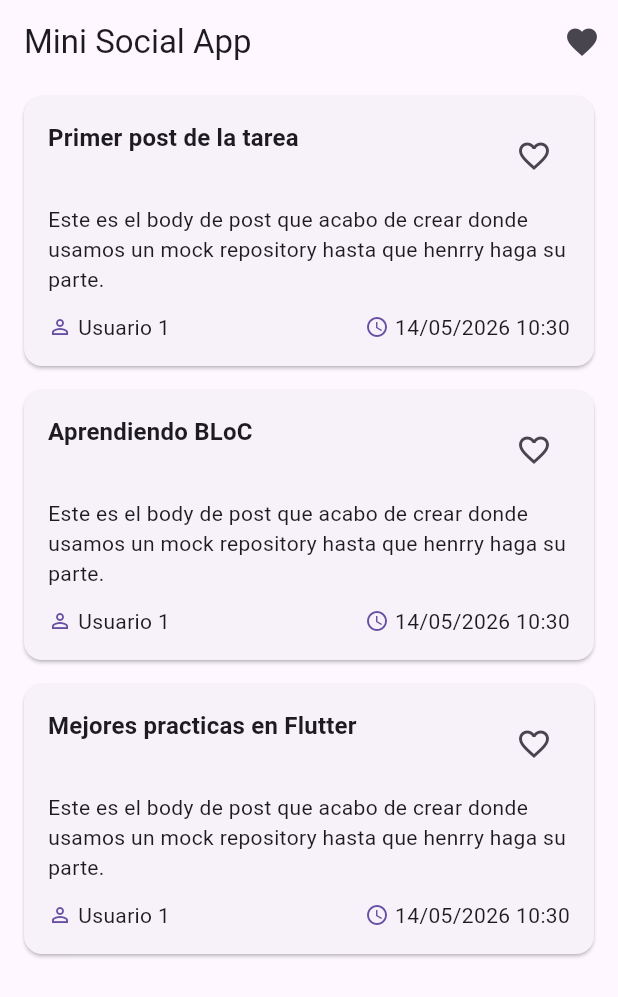
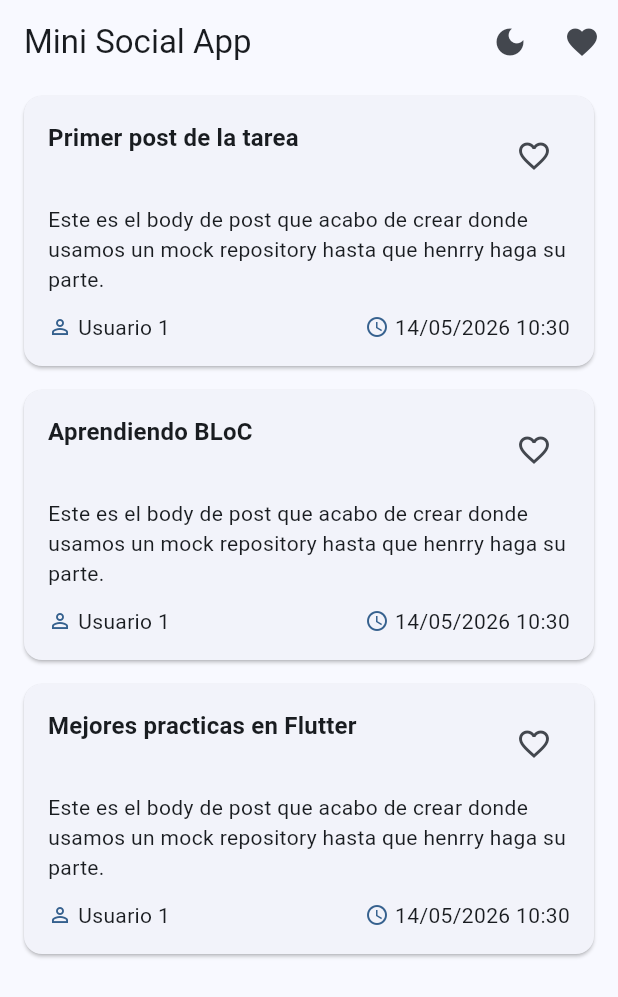
Before and after one commit to evertms/mini_social_app, a Flutter app: the screen it shows after launch, on a phone screen of 412 x 824 dp. Shown: the top 997 px of the screen. Run offline on Flutter 3.47's test engine with Material 3 defaults, Android fonts, the phone set to English and light mode, and no system bars; our stand-ins replace flutter_bloc, go_router, shared_preferences.

Commit message:
feat(preferences): add toggle dark and light theme

```diff
--- a/lib/app.dart
+++ b/lib/app.dart
@@ -1,12 +1,16 @@
 import 'package:flutter/material.dart';
 import 'package:flutter_bloc/flutter_bloc.dart';
 import 'core/utils/app_routes.dart';
+import 'core/theme/theme_cubit.dart';
+import 'shared/preferences/prefs_service.dart';
 import 'features/post/presentation/blocs/favorites_bloc.dart';
 import 'features/post/presentation/blocs/favorites_event.dart';
 import 'features/post/data/repositories/mock_post_repository.dart';
 
 class App extends StatelessWidget {
-  const App({super.key});
+  final PrefsService prefsService;
+
+  const App({super.key, required this.prefsService});
 
   @override
   Widget build(BuildContext context) {
@@ -16,15 +20,29 @@ class App extends StatelessWidget {
           create: (_) => FavoritesBloc(repository: MockRepository())
             ..add(LoadFavoritesEvent()),
         ),
+        BlocProvider(
+          create: (_) => ThemeCubit(prefsService),
+        ),
       ],
-      child: MaterialApp.router(
+      child: BlocBuilder<ThemeCubit, ThemeMode>(
+        builder: (context, themeMode) {
+          return MaterialApp.router(
             title: 'Mini Social App',
             debugShowCheckedModeBanner: false,
+            themeMode: themeMode,
             theme: ThemeData(
               useMaterial3: true,
-          primarySwatch: Colors.blue,
+              brightness: Brightness.light,
+              colorSchemeSeed: Colors.blue,
+            ),
+            darkTheme: ThemeData(
+              useMaterial3: true,
+              brightness: Brightness.dark,
+              colorSchemeSeed: Colors.blue,
             ),
             routerConfig: router,
+          );
+        },
       ),
     );
   }
--- /dev/null
+++ b/lib/core/theme/theme_cubit.dart
@@ -0,0 +1,16 @@
+import 'package:flutter/material.dart';
+import 'package:flutter_bloc/flutter_bloc.dart';
+import '../../shared/preferences/prefs_service.dart';
+
+class ThemeCubit extends Cubit<ThemeMode> {
+  final PrefsService _prefsService;
+
+  ThemeCubit(this._prefsService)
+      : super(_prefsService.getTheme() ? ThemeMode.dark : ThemeMode.light);
+
+  Future<void> toggleTheme() async {
+    final isDark = state == ThemeMode.dark;
+    await _prefsService.setTheme(!isDark);
+    emit(!isDark ? ThemeMode.dark : ThemeMode.light);
+  }
+}
--- a/lib/features/post/presentation/pages/post_list_page.dart
+++ b/lib/features/post/presentation/pages/post_list_page.dart
@@ -1,6 +1,7 @@
 import 'package:flutter/material.dart';
 import 'package:flutter_bloc/flutter_bloc.dart';
 import 'package:go_router/go_router.dart';
+import '../../../../core/theme/theme_cubit.dart';
 
 import '../../data/repositories/mock_post_repository.dart';
 import '../blocs/post_list_state.dart';
@@ -32,6 +33,16 @@ class _PostListView extends StatelessWidget {
       appBar: AppBar(
         title: const Text('Mini Social App'),
         actions: [
+          BlocBuilder<ThemeCubit, ThemeMode>(
+            builder: (context, themeMode) {
+              return IconButton(
+                icon: Icon(themeMode == ThemeMode.dark ? Icons.light_mode : Icons.dark_mode),
+                onPressed: () {
+                  context.read<ThemeCubit>().toggleTheme();
+                },
+              );
+            },
+          ),
           IconButton(
             icon: const Icon(Icons.favorite),
             onPressed: () {
```
Also changed, not shown: lib/main.dart (+8 -2 lines), 1 other file. Lines whose indentation alone changed are shown as unchanged.
